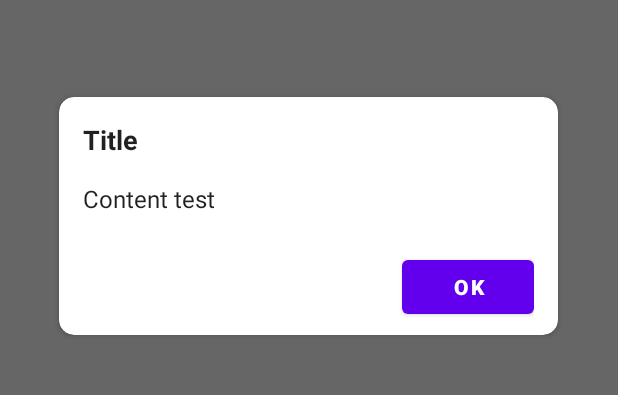
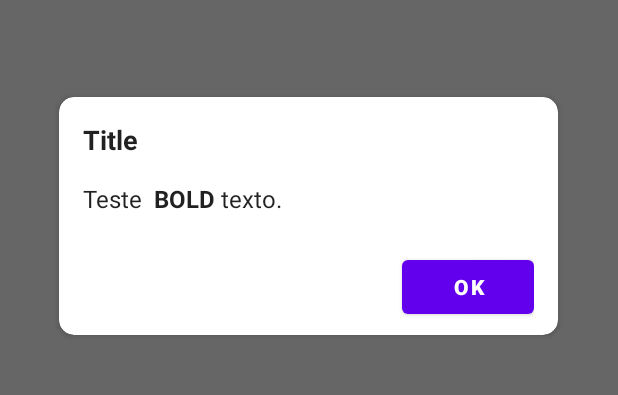
Before and after one commit to jhonatansabadi/android-dialog, an Android app: the screen it shows after launch (MainActivity), after a tap on "SIMPLE DIALOG", on a phone screen of 412 x 824 dp, the part 420-815 px from its top. Run offline under Robolectric (Android 15) with nearby library versions, the phone set to English and light mode, and no system bars; libraries missing offline, so code that uses them is left out: org.jetbrains.anko.

Commit message:
Adicionado spannable para textos customizados

```diff
--- a/app/src/main/java/jhonatan/sabadi/androiddialogexample/MainActivity.kt
+++ b/app/src/main/java/jhonatan/sabadi/androiddialogexample/MainActivity.kt
@@ -1,8 +1,10 @@
 package jhonatan.sabadi.androiddialogexample
 
 import android.os.Bundle
+import android.text.SpannableStringBuilder
 import android.widget.Toast
 import androidx.appcompat.app.AppCompatActivity
+import androidx.core.text.bold
 import com.android.androiddialog.dialog.colorPickerDialog
 import com.android.androiddialog.dialog.lottieDialog
 import com.android.androiddialog.dialog.multiItemDialog
@@ -18,7 +20,10 @@ class MainActivity : AppCompatActivity() {
             simpleDialog {
                 cancelable = false
                 title = "Title"
-                content = "Content test"
+                contentSpannable = SpannableStringBuilder()
+                        .append("Teste ")
+                        .bold { append(" BOLD") }
+                        .append(" texto.")
                 okButton {
                     it.dismiss()
                 }
```
Also changed, not shown: android-dialog/src/main/java/jhonatan/sabadi/android_dialog/dialog/BaseDialog.kt (+9 -0 lines).
